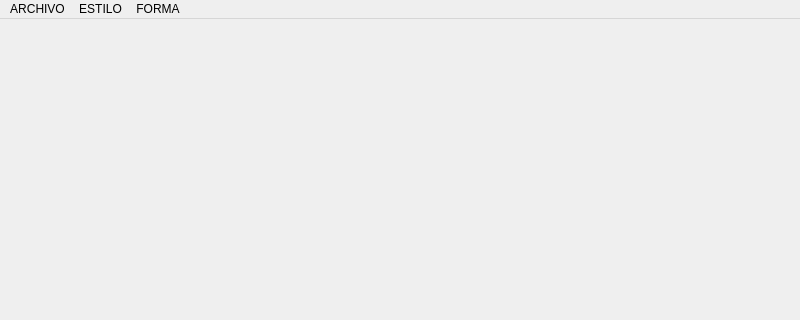
rainerpro/Paint, file principal.ui: the form before one commit; both pictures show x 0 to 800 and y 0 to 320 of the 800 by 600 pixel window.
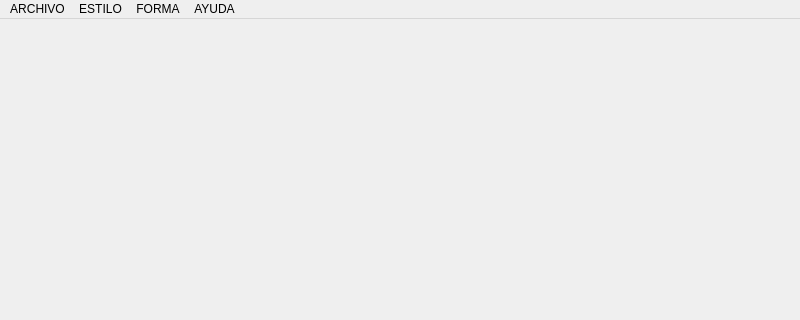
The form after the commit. Icons and pictures are not drawn.

Commit message: ACERCA DE Y DEPLOYQT

```diff
--- a/principal.ui
+++ b/principal.ui
@@ -54,9 +54,16 @@
     <addaction name="actionCIRCUFERENCIA"/>
     <addaction name="actionRECTANGULOS"/>
    </widget>
+   <widget class="QMenu" name="menuACERCA_DE">
+    <property name="title">
+     <string>AYUDA</string>
+    </property>
+    <addaction name="actionACERCA_DE"/>
+   </widget>
    <addaction name="menu_ARCHIVO"/>
    <addaction name="menuESTILO"/>
    <addaction name="menuFORMA"/>
+   <addaction name="menuACERCA_DE"/>
   </widget>
   <widget class="QStatusBar" name="statusbar"/>
   <action name="actionNUEVO">
```
Left out of the diff: 5 changed lines with no effect on the pictures. The commit also changes 6 other files.
